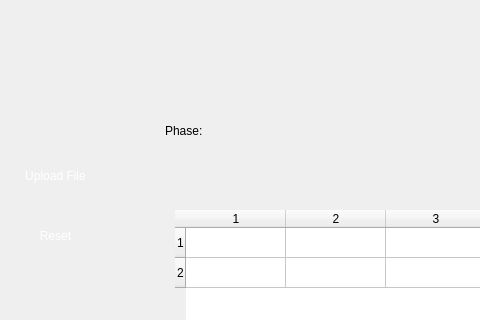
First picture: the form in Logic.ui, repository Mahrokh-M/LC3-simulator, before the edit; both pictures show x 385 to 865 and y 0 to 320 of the 1271 by 622 pixel window.
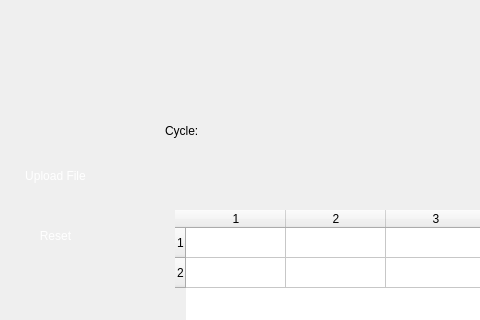
Second picture: the form after the edit. Icons and pictures are not drawn.

Patch:
```diff
--- a/Logic.ui
+++ b/Logic.ui
@@ -82,7 +82,7 @@
 }</string>
     </property>
     <property name="text">
-     <string>Next Phase</string>
+     <string>Next Cycle</string>
     </property>
    </widget>
    <widget class="QLabel" name="Phase_lable">
@@ -100,7 +100,7 @@
                                   stop:0 #8ae2de, stop:0.5 #41beb9, stop:1 #2e8c87);</string>
     </property>
     <property name="text">
-     <string>Phase:</string>
+     <string>Cycle:</string>
     </property>
    </widget>
    <widget class="QLabel" name="Phase">
```
